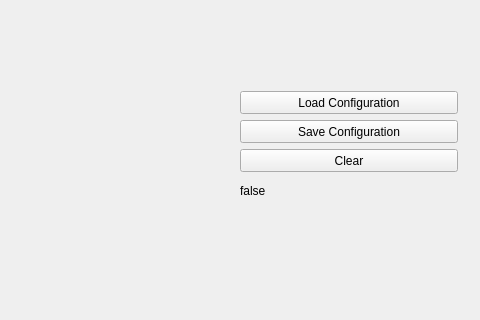
The window that src/apigui.ui (tobby88/ros-tapi-gui) describes before a commit, drawn with Qt 5; both pictures show x 520 to 1000 and y 178 to 498 of the 1000 by 650 pixel window.
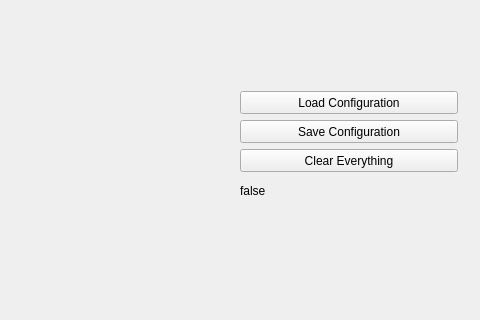
The same window after the commit.

Commit message: Clear = clear all and everything

```diff
--- a/src/apigui.ui
+++ b/src/apigui.ui
@@ -93,7 +93,7 @@
            </size>
           </property>
           <property name="text">
-           <string>Clear</string>
+           <string>Clear Everything</string>
           </property>
          </widget>
         </item>
```
Left out of the diff: 2 changed lines with no effect on the pictures. The commit also changes 2 other files.
